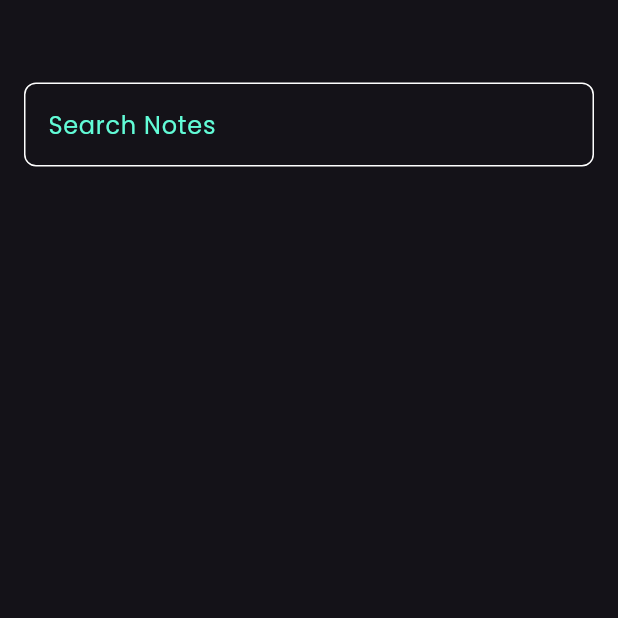
After one commit to MahmoudKatr/notes_app, a Flutter app: the SearchNoteView screen opened directly, on a phone screen of 412 x 824 dp, the top half of it. The commit adds this screen. Run offline on Flutter 3.47's test engine with Material 3 defaults, Android fonts, the phone set to English and light mode, and no system bars; our stand-ins replace bloc, flutter_bloc, font_awesome_flutter, hive, hive_flutter; accounts and stored records are empty.

Commit message:
Implement search functionality with dynamic filtering of notes ✅

```diff
--- a/lib/views/widgets/custom_text_field.dart
+++ b/lib/views/widgets/custom_text_field.dart
@@ -7,8 +7,10 @@ class CustomTextField extends StatelessWidget {
       required this.hintText,
       this.maxLines = 1,
       this.onSaved,
-      this.onChange});
+      this.onChange,
+      this.controller});
   final String hintText;
+  final TextEditingController? controller;
   final int maxLines;
   final void Function(String?)? onSaved;
   final void Function(String)? onChange;
@@ -17,6 +19,7 @@ class CustomTextField extends StatelessWidget {
     return Column(
       children: [
         TextFormField(
+          controller: controller,
           onChanged: onChange,
           onSaved: onSaved,
           validator: (value) {
--- /dev/null
+++ b/lib/views/widgets/note_search_view.dart
@@ -0,0 +1,38 @@
+import 'package:flutter/material.dart';
+import 'package:flutter_bloc/flutter_bloc.dart';
+import 'package:notes_app/cubits/notes_cubit/notes_cubit.dart';
+import 'package:notes_app/models/note_model.dart';
+import 'package:notes_app/views/widgets/note_item.dart';
+
+class NotesSearchView extends StatelessWidget {
+  const NotesSearchView({super.key, required this.searchQuery});
+
+  final String searchQuery;
+
+  @override
+  Widget build(BuildContext context) {
+    return BlocBuilder<NotesCubit, NotesState>(
+      builder: (context, state) {
+        List<NoteModel> notes = context.watch<NotesCubit>().notes ?? [];
+        List<NoteModel> filteredNotes = notes.where((note) {
+          return note.title.toLowerCase().contains(searchQuery.toLowerCase());
+        }).toList();
+
+        return Padding(
+          padding: const EdgeInsets.symmetric(vertical: 16.0),
+          child: ListView.builder(
+              itemCount: filteredNotes.length,
+              padding: EdgeInsets.zero,
+              itemBuilder: (context, index) {
+                return Padding(
+                  padding: const EdgeInsets.symmetric(vertical: 8),
+                  child: NoteItem(
+                    note: filteredNotes[index],
+                  ),
+                );
+              }),
+        );
+      },
+    );
+  }
+}
--- a/lib/views/widgets/search_note_body.dart
+++ b/lib/views/widgets/search_note_body.dart
@@ -1,16 +1,35 @@
 import 'package:flutter/material.dart';
 import 'package:notes_app/views/widgets/custom_text_field.dart';
+import 'package:notes_app/views/widgets/note_search_view.dart';
 
-class SearchNoteBody extends StatelessWidget {
+class SearchNoteBody extends StatefulWidget {
   const SearchNoteBody({super.key});
 
   @override
+  _SearchNoteBodyState createState() => _SearchNoteBodyState();
+}
+
+class _SearchNoteBodyState extends State<SearchNoteBody> {
+  final TextEditingController _searchController = TextEditingController();
+  String _searchQuery = '';
+
+  @override
   Widget build(BuildContext context) {
-    return const Padding(
-      padding: EdgeInsets.symmetric(horizontal: 16, vertical: 55),
+    return Padding(
+      padding: const EdgeInsets.symmetric(horizontal: 16, vertical: 55),
       child: Column(
         children: [
-          CustomTextField(hintText: "Search Notes"),
+          CustomTextField(
+            hintText: "Search Notes",
+            controller: _searchController,
+            onChange: (value) {
+              setState(() {
+                _searchQuery = value;
+              });
+            },
+          ),
+          const SizedBox(height: 20),
+          Expanded(child: NotesSearchView(searchQuery: _searchQuery)),
         ],
       ),
     );
```
